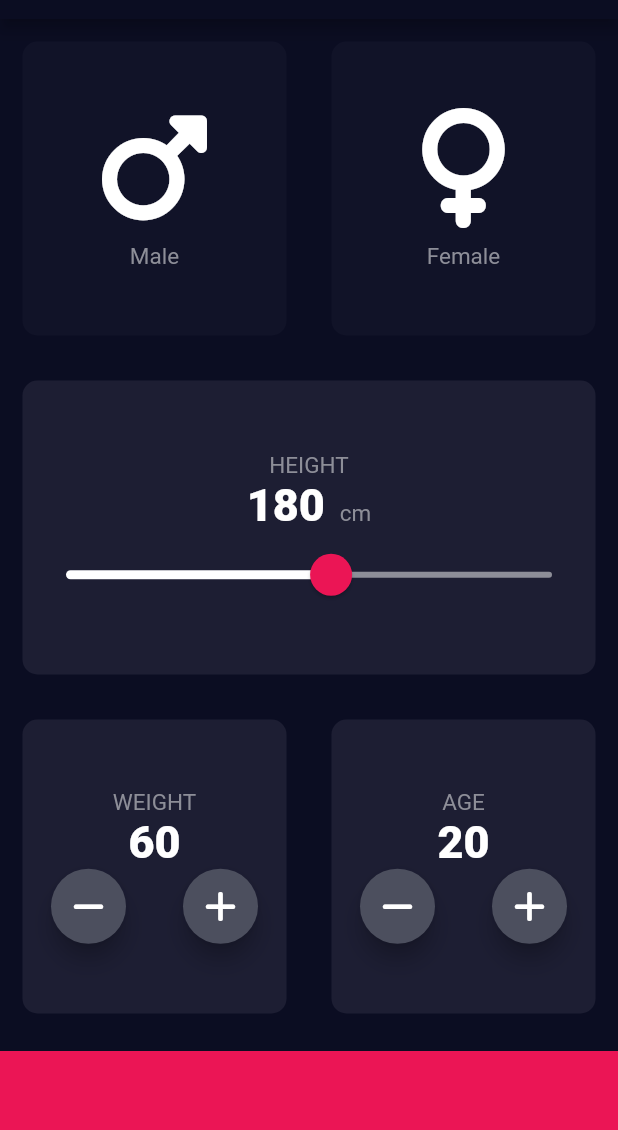
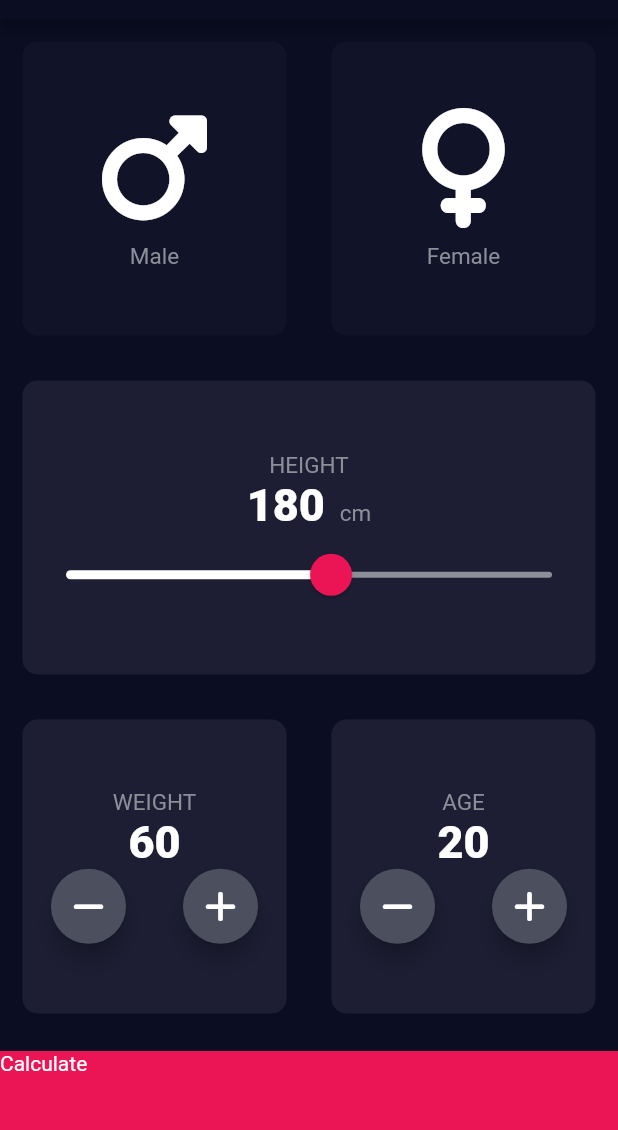
Before and after one commit to gartservice/bmi_calculator, a Flutter app: the screen it shows after launch, on a phone screen of 412 x 824 dp, the part 65-1195 px from its top. Run offline on Flutter 3.47's test engine with Material 2 defaults, Android fonts, the phone set to English and light mode, and no system bars; our stand-ins replace font_awesome_flutter.

Commit message:
Route added to inputPage

```diff
--- a/lib/input_page.dart
+++ b/lib/input_page.dart
@@ -227,11 +227,17 @@ class _InputPageState extends State<InputPage> {
               ],
             ),
           ),
-          Container(
-            height: kBottomButtonHeight,
-            color: kBottomContainerColour,
-            width: double.infinity,
-            margin: EdgeInsets.only(top: 10.0),
+          GestureDetector(
+            onTap: (){
+              Navigator.pushNamed(context, '/resultPage');
+            },
+            child: Container(
+              child: Text('Calculate'),
+              height: kBottomButtonHeight,
+              color: kBottomContainerColour,
+              width: double.infinity,
+              margin: EdgeInsets.only(top: 10.0),
+            ),
           )
         ],
       ),
```
